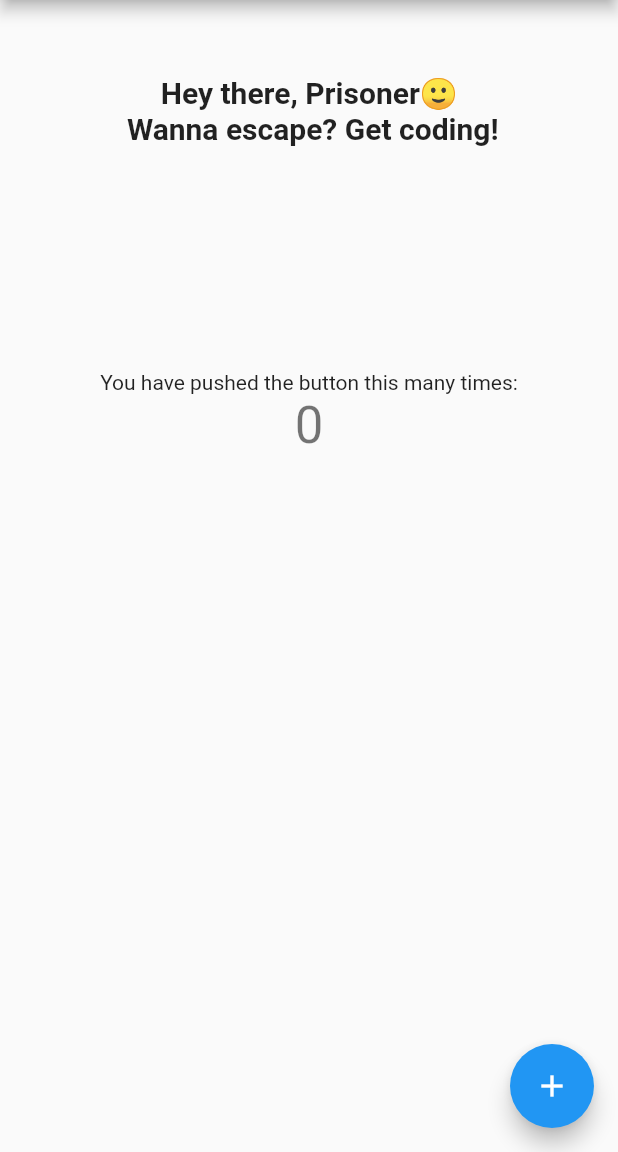
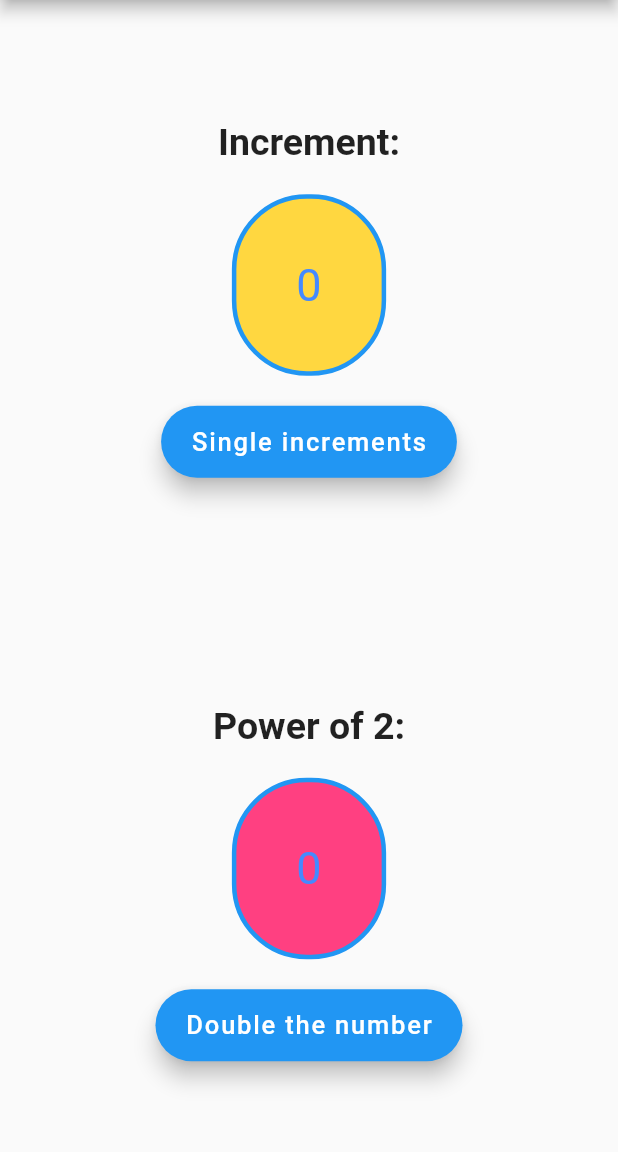
Before and after one commit to nyanibaquartey/TheHouseOfHints, a Flutter app: the screen it shows after launch, on a phone screen of 412 x 824 dp, the part 84-1236 px from its top. Run offline on Flutter 3.47's test engine with Material 2 defaults, Android fonts, the phone set to English and light mode, and no system bars.

Commit message:
Added function to double the number

```diff
--- a/lib/main.dart
+++ b/lib/main.dart
@@ -1,3 +1,4 @@
+import 'package:flutter/cupertino.dart';
 import 'package:flutter/material.dart';
 
 void main() {
@@ -29,10 +30,19 @@ class MyHomePage extends StatefulWidget {
 
 class _MyHomePageState extends State<MyHomePage> {
   int _counter = 0;
+  int _dblCounter = 0; //variable to store the power of 2 value of _counter
 
+  //function to increase number by 1 when user presses button
   void _incrementCounter() {
     setState(() {
       _counter++;
+    });
+  }
+
+  //function to double number when user presses button
+  void _doubleCounter() {
+    setState(() {
+      _dblCounter = _counter * _counter;
     });
   }
 
@@ -43,31 +53,91 @@ class _MyHomePageState extends State<MyHomePage> {
         title: Text(widget.title),
         centerTitle: true,
       ),
-      body: Center(
+      body: SafeArea(
+        maintainBottomViewPadding: true,
+        //Increment section
         child: Column(
+          crossAxisAlignment: CrossAxisAlignment.stretch,
+          mainAxisAlignment: MainAxisAlignment.spaceEvenly,
           children: <Widget>[
-            const SizedBox(height: 50),
-            const Text(
-              'Hey there, Prisoner🙂\n Wanna escape? Get coding!',
-              textAlign: TextAlign.center,
-              style: TextStyle(fontSize: 20, fontWeight: FontWeight.bold),
+            Column(
+              children: [
+                const SizedBox(height: 20),
+                const Text(
+                  'Increment:',
+                  style: TextStyle(fontSize: 25, fontWeight: FontWeight.bold),
+                ),
+                const SizedBox(
+                  height: 20.0,
+                ),
+                Container(
+                  padding: const EdgeInsets.all(40.0),
+                  decoration: BoxDecoration(
+                      color: Colors.amberAccent,
+                      borderRadius: BorderRadius.circular(50.0),
+                      border: Border.all(width: 3.0, color: Colors.blue)),
+                  child: Text(
+                    '$_counter',
+                    style: const TextStyle(
+                        color: Colors.blueAccent, fontSize: 30.0),
+                  ),
+                ),
+                const SizedBox(height: 20),
+                FloatingActionButton.extended(
+                  onPressed: _incrementCounter, //function call
+                  tooltip: 'Increment',
+                  label: const Text(
+                    'Single increments',
+                    style: TextStyle(fontSize: 17.0),
+                  ),
+                ),
+              ],
             ),
-            const SizedBox(height: 150),
-            const Text(
-              'You have pushed the button this many times:',
+            const SizedBox(
+              height: 10.0,
             ),
-            Text(
-              '$_counter',
-              style: Theme.of(context).textTheme.headline4,
+            //Power of 2 section
+            Column(
+              children: <Widget>[
+                Column(
+                  children: [
+                    const SizedBox(height: 20),
+                    const Text(
+                      'Power of 2:',
+                      style:
+                          TextStyle(fontSize: 25, fontWeight: FontWeight.bold),
+                    ),
+                    const SizedBox(
+                      height: 20.0,
+                    ),
+                    Container(
+                      padding: const EdgeInsets.all(40.0),
+                      decoration: BoxDecoration(
+                          color: Colors.pinkAccent,
+                          borderRadius: BorderRadius.circular(50.0),
+                          border: Border.all(width: 3.0, color: Colors.blue)),
+                      child: Text(
+                        '$_dblCounter',
+                        style: const TextStyle(
+                            color: Colors.blueAccent, fontSize: 30.0),
+                      ),
+                    ),
+                    const SizedBox(height: 20),
+                    FloatingActionButton.extended(
+                      onPressed: _doubleCounter, //function call
+                      tooltip: 'Power of 2',
+                      label: const Text(
+                        'Double the number',
+                        style: TextStyle(fontSize: 17.0),
+                      ),
+                    ),
+                  ],
+                ),
+              ],
             ),
           ],
         ),
       ),
-      floatingActionButton: FloatingActionButton(
-        onPressed: _incrementCounter,
-        tooltip: 'Increment',
-        child: const Icon(Icons.add),
-      ),
     );
   }
 }
```
